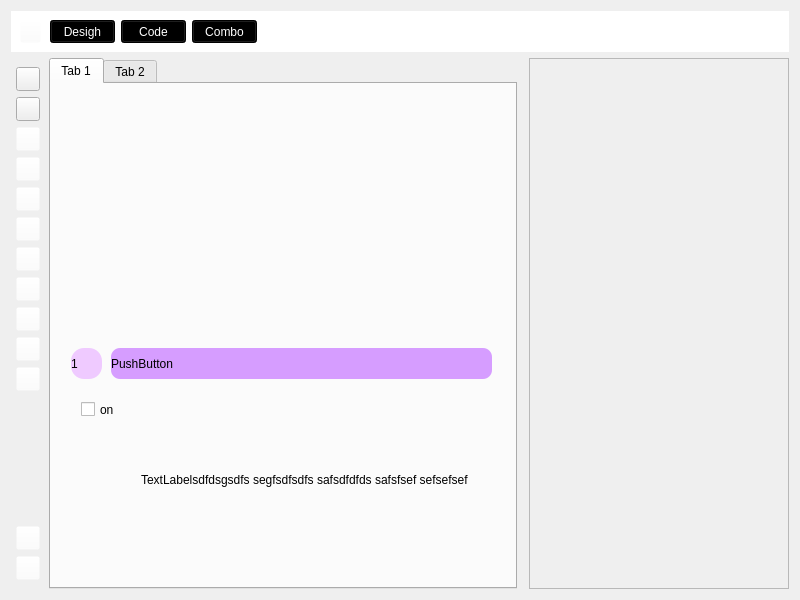
Old version of the form widget.ui in the repository styleSheetStudio/style-sheet-studio.
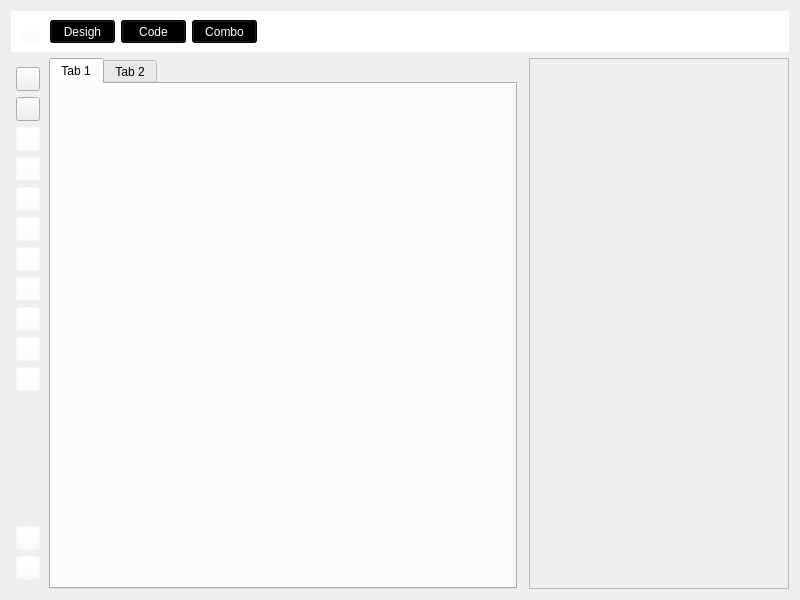
New version of the form. Icons and pictures are not drawn.

Patch:
```diff
--- a/widget.ui
+++ b/widget.ui
@@ -912,146 +912,6 @@
         <attribute name="title">
          <string>Tab 1</string>
         </attribute>
-        <widget class="QPushButton" name="pushButton">
-         <property name="geometry">
-          <rect>
-           <x>60</x>
-           <y>264</y>
-           <width>381</width>
-           <height>31</height>
-          </rect>
-         </property>
-         <property name="styleSheet">
-          <string notr="true">QPushButton{
-font: 200 28pt 'Ubuntu';
-color: #000000;
-text-align: left;
-background-color: #d69dff;
-border-radius: 9px;
-       
-}
-QPushButton::hover{
-font: 200 21pt 'Ubuntu';
-color: #f9d4ff;
-text-align: centre;
-background-color: #cfd6ff;
-border-radius: 13px;
-       
-
-
-}
-QPushButton::pressed{
-font: 200 21pt 'Ubuntu';
-color: #f9d4ff;
-text-align: centre;
-background-color: #695071;
-border-radius: 13px;
-       
-
-
-}
-</string>
-         </property>
-         <property name="text">
-          <string>PushButton</string>
-         </property>
-        </widget>
-        <widget class="QCheckBox" name="checkBox_2">
-         <property name="geometry">
-          <rect>
-           <x>30</x>
-           <y>310</y>
-           <width>101</width>
-           <height>31</height>
-          </rect>
-         </property>
-         <property name="styleSheet">
-          <string notr="true">QCheckBox{
-font: 200 13pt 'Ubuntu';
-color: #000000;
-text-align: left;
- }
-QCheckBox::indicator{
-image: url(/home/alex/QtFluentDesign-main/images/toggleswitch_off.svg);
-width: 33;
-height: 31;
-}
-   QCheckBox{
-font: 200 12pt 'Ubuntu';
-color: #000000;
-text-align: left;
- }
-QCheckBox::indicator:checked{
-image: url(/home/alex/QtFluentDesign-main/images/toggleswitch_on.svg);
-width: 33;
-height: 33;
-}
-    </string>
-         </property>
-         <property name="text">
-          <string>on</string>
-         </property>
-        </widget>
-        <widget class="QLabel" name="label">
-         <property name="geometry">
-          <rect>
-           <x>90</x>
-           <y>370</y>
-           <width>351</width>
-           <height>51</height>
-          </rect>
-         </property>
-         <property name="styleSheet">
-          <string notr="true">QLabel{
- qproperty-wordWrap: true;
-qproperty-alignment: 'AlignRight';
-}
-QLabel::hover{
-	background-color: rgb(255, 166, 219);
-}
-</string>
-         </property>
-         <property name="text">
-          <string>TextLabelsdfdsgsdfs segfsdfsdfs safsdfdfds safsfsef sefsefsef</string>
-         </property>
-         <property name="alignment">
-          <set>Qt::AlignLeading|Qt::AlignLeft|Qt::AlignVCenter</set>
-         </property>
-         <property name="wordWrap">
-          <bool>true</bool>
-         </property>
-        </widget>
-        <widget class="QLabel" name="label_2">
-         <property name="geometry">
-          <rect>
-           <x>20</x>
-           <y>264</y>
-           <width>31</width>
-           <height>31</height>
-          </rect>
-         </property>
-         <property name="styleSheet">
-          <string notr="true">QLabel{
-font: 421 27pt 'Ubuntu';
-color: #000000;
-text-align: left;
-background-color: #efcaff;
-   border-radius: 13px; 
-    
-}
-QLabel::hover{font: 521 27pt 'Ubuntu';
-color: #000000;
-text-align: left;
-background-color: #ffe081;
-   border-radius: 9px; 
-    
-}
- </string>
-         </property>
-         <property name="text">
-          <string>1</string>
-         </property>
-        </widget>
        </widget>
        <widget class="QWidget" name="tab_2">
         <attribute name="title">
```
Left out of the diff: 4 changed lines with no effect on the pictures.
